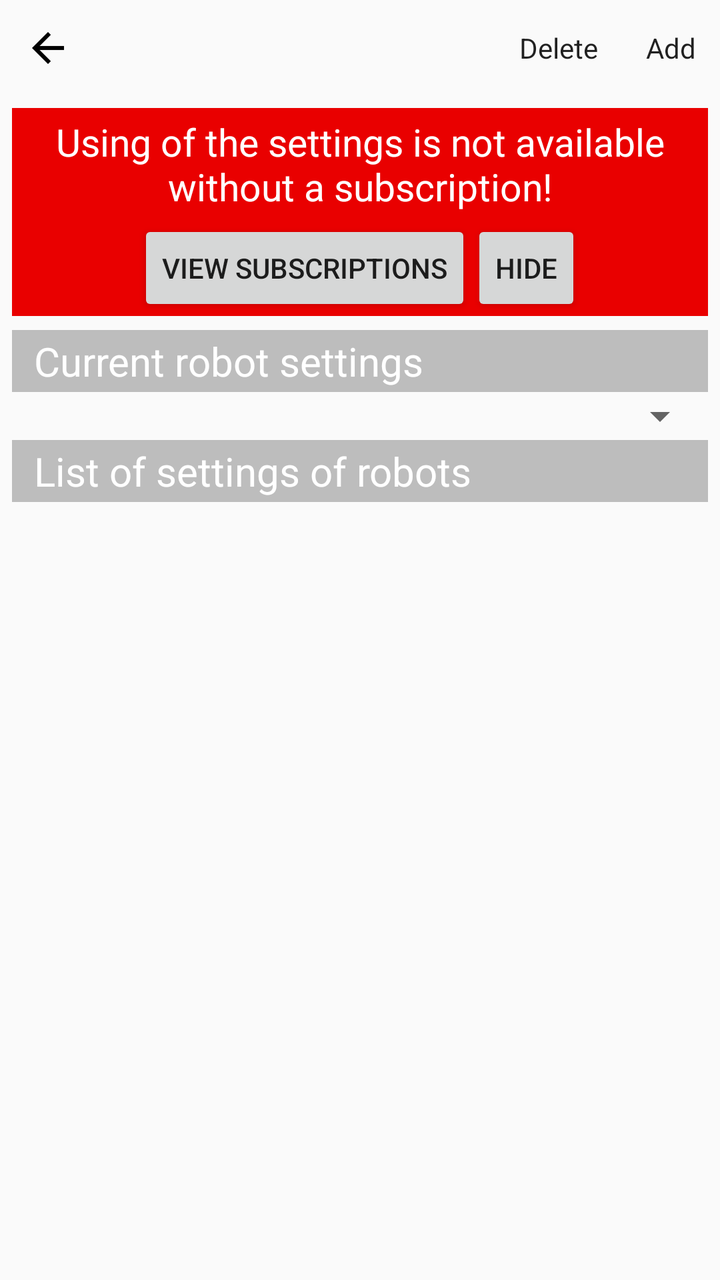
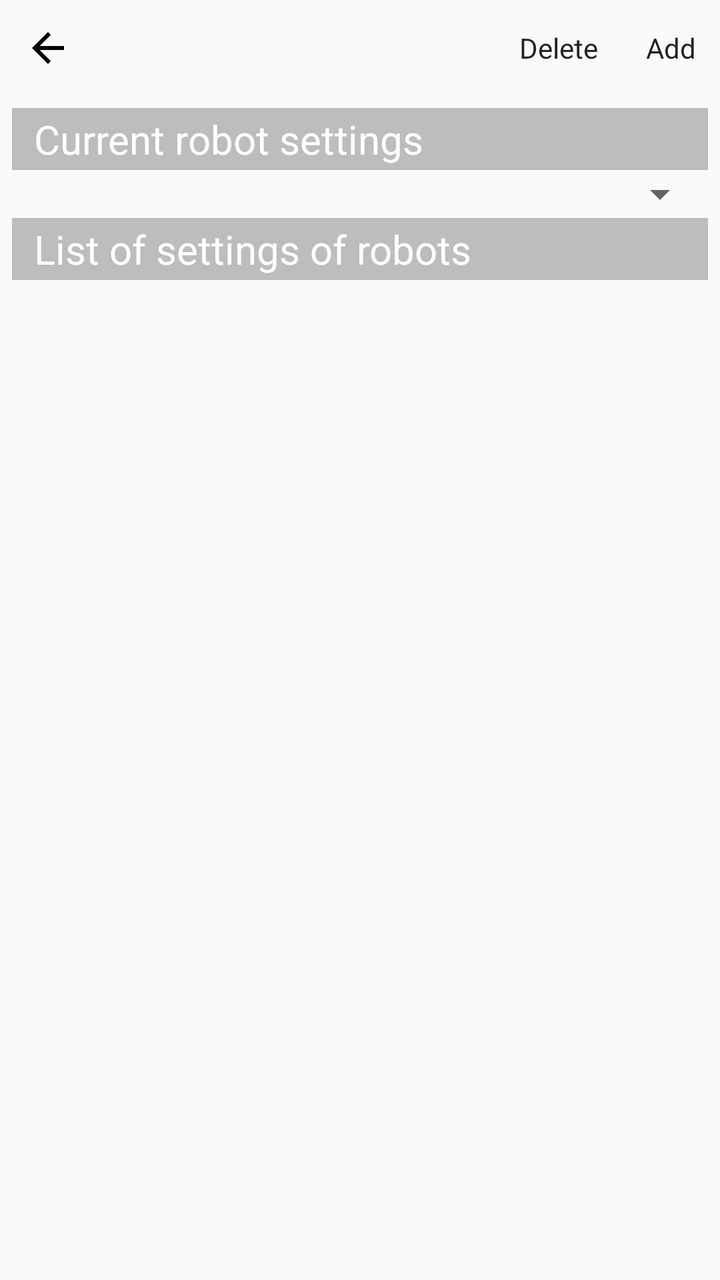

An Android layout rendered at two revisions. The XML below is the earlier revision; the diff shows what the commit changed to produce the second picture.
<!-- AndroidManifest.xml: application theme AppTheme -->
<!-- res/layout/activity_robot_settings_list.xml -->
<LinearLayout xmlns:android="http://schemas.android.com/apk/res/android"
    xmlns:tools="http://schemas.android.com/tools"
    android:layout_width="fill_parent"
    android:layout_height="fill_parent"
    tools:context="ru.proghouse.robocam.RobotSettingsListActivity"
    android:orientation="vertical"
    android:id="@+id/robot_settings_list_main_layout">

    <LinearLayout
        android:orientation="horizontal"
        android:layout_width="match_parent"
        android:layout_height="wrap_content"
        style="@style/Widget.AppCompat.ActionBar"
        android:baselineAligned="false"
        android:weightSum="1"
        android:measureWithLargestChild="false">

        <LinearLayout
            android:orientation="horizontal"
            android:layout_width="wrap_content"
            android:layout_height="wrap_content"
            style="@style/Widget.AppCompat.ActionBar"
            android:baselineAligned="false">

            <ImageButton
                android:layout_width="wrap_content"
                android:layout_height="wrap_content"
                android:id="@+id/imageButtonBack"
                android:src="@drawable/back"
                style="@style/Widget.AppCompat.ActionButton"
                android:onClick="onCancelButtonClick" />
        </LinearLayout>

        <LinearLayout
            android:orientation="horizontal"
            android:layout_width="0dp"
            android:layout_height="wrap_content"
            style="@style/Widget.AppCompat.ActionBar"
            android:baselineAligned="false"
            android:layout_weight="1"
            android:gravity="right">

            <Button
                style="@style/Widget.AppCompat.ActionButton"
                android:layout_width="wrap_content"
                android:layout_height="wrap_content"
                android:text="@string/delete"
                android:id="@+id/buttonDelete"
                android:focusable="false" />

            <Button
                style="@style/Widget.AppCompat.ActionButton"
                android:layout_width="wrap_content"
                android:layout_height="wrap_content"
                android:text="@string/add"
                android:id="@+id/buttonAdd"
                android:focusable="false" />
        </LinearLayout>
    </LinearLayout>

        <LinearLayout
            android:orientation="vertical"
            android:layout_width="match_parent"
            android:layout_height="wrap_content"
            android:padding="6dp">

            <LinearLayout
                android:orientation="vertical"
                android:layout_width="match_parent"
                android:layout_height="wrap_content"
                android:background="#e90000"
                android:layout_marginBottom="7dp"
                android:id="@+id/linearLayoutSubsWarning">

                <TextView
                    android:text="@string/using_of_the_settings_is_not_available_without_a_subscription"
                    android:id="@+id/textViewSubsWarning"
                    android:layout_width="match_parent"
                    android:layout_height="wrap_content"
                    android:textSize="19dp"
                    android:background="#e90000"
                    android:textColor="#ffffff"
                    android:paddingLeft="11dp"
                    android:paddingTop="4dp"
                    android:paddingBottom="4dp"
                    android:paddingRight="11dp"
                    android:gravity="center" />

                <LinearLayout
                    android:orientation="horizontal"
                    android:layout_width="match_parent"
                    android:layout_height="match_parent"
                    android:gravity="center">

                    <Button
                        style="?android:attr/buttonStyleSmall"
                        android:layout_width="wrap_content"
                        android:layout_height="wrap_content"
                        android:text="@string/view_subscriptions"
                        android:id="@+id/button3" />

                    <Button
                        style="?android:attr/buttonStyleSmall"
                        android:layout_width="wrap_content"
                        android:layout_height="wrap_content"
                        android:text="@string/hide"
                        android:id="@+id/button4"
                        android:onClick="onHideSubsButtonClick" />
                </LinearLayout>

            </LinearLayout>

            <TextView
                style="@style/SettingsSectionTitle"
                android:text="@string/current_robot_settings"
                android:id="@+id/textView3" />

            <Spinner
                android:layout_width="match_parent"
                android:layout_height="wrap_content"
                android:id="@+id/spinnerCurrentRobotSettings"
                android:visibility="visible"
                android:spinnerMode="dialog"
                android:focusable="false" />

            <TextView
                style="@style/SettingsSectionTitle"
                android:text="@string/robot_settings_list"
                android:id="@+id/textView" />

            <ListView
            android:layout_width="match_parent"
            android:layout_height="wrap_content"
            android:id="@+id/settingsListView"
            android:layout_gravity="center_horizontal" />
        </LinearLayout>

</LinearLayout>
<!-- resources referenced by this layout -->
<resources>
  <!-- drawable back: png bitmap (drawable-hdpi, 419 bytes) -->
  <string name="add">Add</string>
  <string name="current_robot_settings">Current robot settings</string>
  <string name="delete">Delete</string>
  <string name="hide">Hide</string>
  <string name="robot_settings_list">List of settings of robots</string>
  <string name="using_of_the_settings_is_not_available_without_a_subscription">Using of the settings is not available without a subscription!</string>
  <string name="view_subscriptions">View subscriptions</string>
  <style name="SettingsSectionTitle">
          <item name="android:layout_width">match_parent</item>
          <item name="android:layout_height">wrap_content</item>
          <item name="android:layout_gravity">center_horizontal</item>
          <item name="android:background">#90909090</item>
          <item name="android:paddingLeft">11dp</item>
          <item name="android:paddingTop">2dp</item>
          <item name="android:paddingBottom">2dp</item>
          <item name="android:textColor">#FFFFFF</item>
          <item name="android:textSize">20sp</item>
      </style>
  <style name="AppTheme" parent="Theme.AppCompat.Light.DarkActionBar">
          
          <item name="colorPrimary">@color/colorPrimary</item>
          <item name="colorPrimaryDark">@color/colorPrimaryDark</item>
          <item name="colorAccent">@color/colorAccent</item>
      </style>
  <color name="colorPrimary">#3F51B5</color>
  <color name="colorPrimaryDark">#303F9F</color>
  <color name="colorAccent">#FF4081</color>
</resources>

<!-- the commit's change to res/layout/activity_robot_settings_list.xml (unified diff, before → after) -->
@@ -70,7 +70,8 @@
                 android:layout_height="wrap_content"
                 android:background="#e90000"
                 android:layout_marginBottom="7dp"
-                android:id="@+id/linearLayoutSubsWarning">
+                android:id="@+id/linearLayoutSubsWarning"
+                android:visibility="gone">
 
                 <TextView
                     android:text="@string/using_of_the_settings_is_not_available_without_a_subscription"
